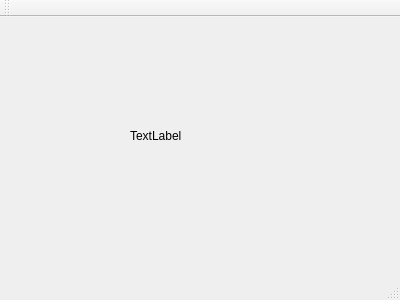
Qt form pract_3/setGeometry/mainwindow.ui (EarlOld/OOP) before a commit.
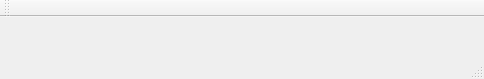
The same form after that commit.

What changed in the file:
```diff
--- a/pract_3/setGeometry/mainwindow.ui
+++ b/pract_3/setGeometry/mainwindow.ui
@@ -6,8 +6,8 @@
    <rect>
     <x>0</x>
     <y>0</y>
-    <width>400</width>
-    <height>300</height>
+    <width>484</width>
+    <height>79</height>
    </rect>
   </property>
   <property name="windowTitle">
```
Left out of the diff: 2 changed lines with no effect on the pictures.
